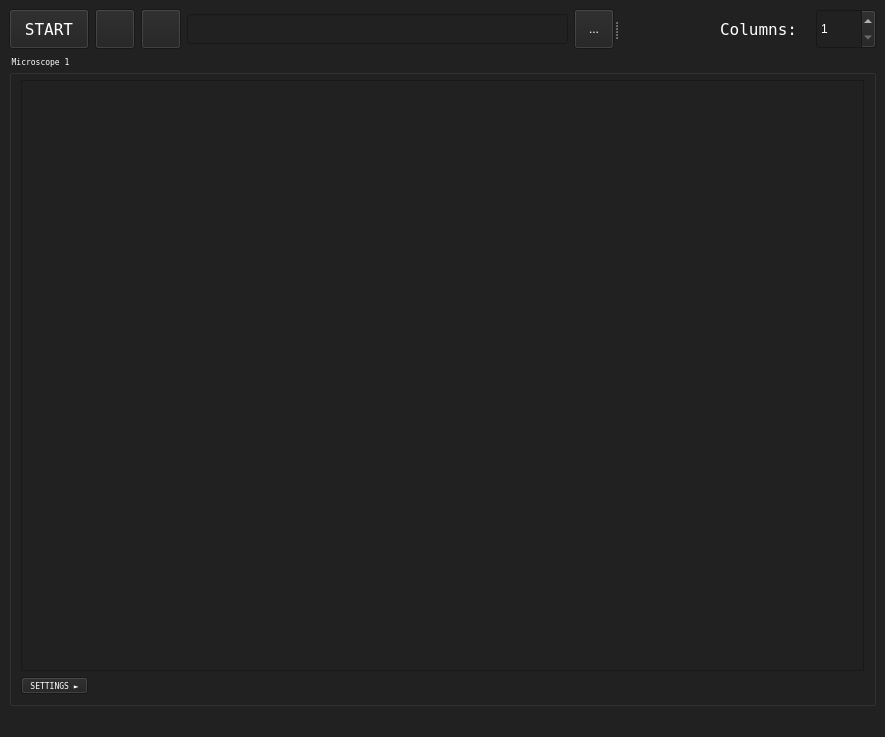
AllenNeuralDynamics/parallax, file ui/mainWondow_cam1_cal1.ui: the form before one commit.
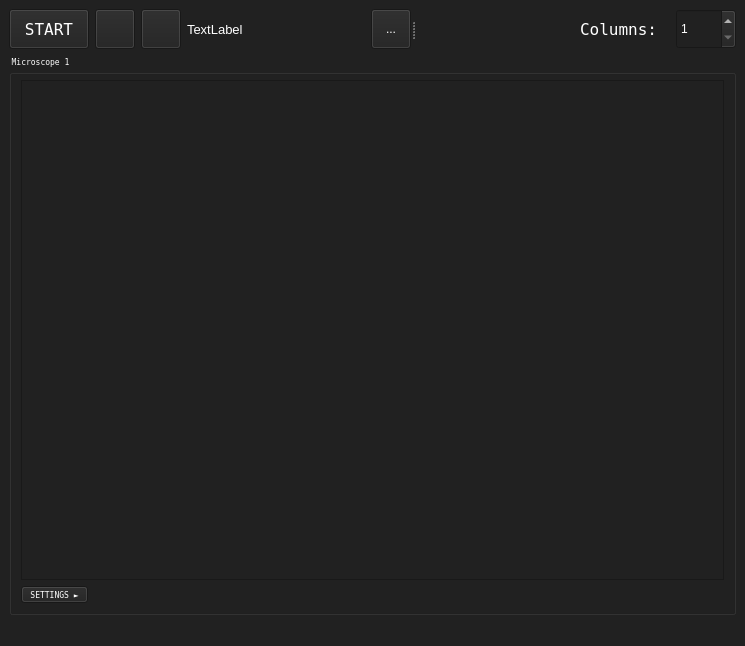
The form after the commit. Icons and pictures are not drawn.

```diff
--- a/ui/mainWondow_cam1_cal1.ui
+++ b/ui/mainWondow_cam1_cal1.ui
@@ -6,8 +6,8 @@
    <rect>
     <x>0</x>
     <y>0</y>
-    <width>885</width>
-    <height>737</height>
+    <width>745</width>
+    <height>646</height>
    </rect>
   </property>
   <property name="windowTitle">
@@ -144,21 +144,14 @@
          </widget>
         </item>
         <item>
-         <widget class="QLineEdit" name="dirDisplayLineEdit">
-          <property name="enabled">
-           <bool>true</bool>
+         <widget class="QLabel" name="dirLabel">
+          <property name="font">
+           <font>
+            <pointsize>10</pointsize>
+           </font>
           </property>
-          <property name="minimumSize">
-           <size>
-            <width>300</width>
-            <height>30</height>
-           </size>
-          </property>
-          <property name="maximumSize">
-           <size>
-            <width>16777215</width>
-            <height>30</height>
-           </size>
+          <property name="text">
+           <string>TextLabel</string>
           </property>
          </widget>
         </item>
```
Left out of the diff: 64 changed lines with no effect on the pictures.
